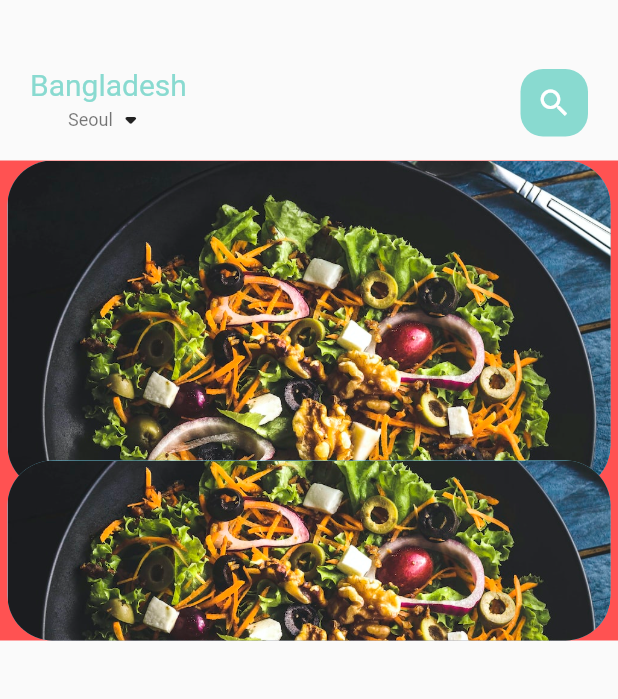
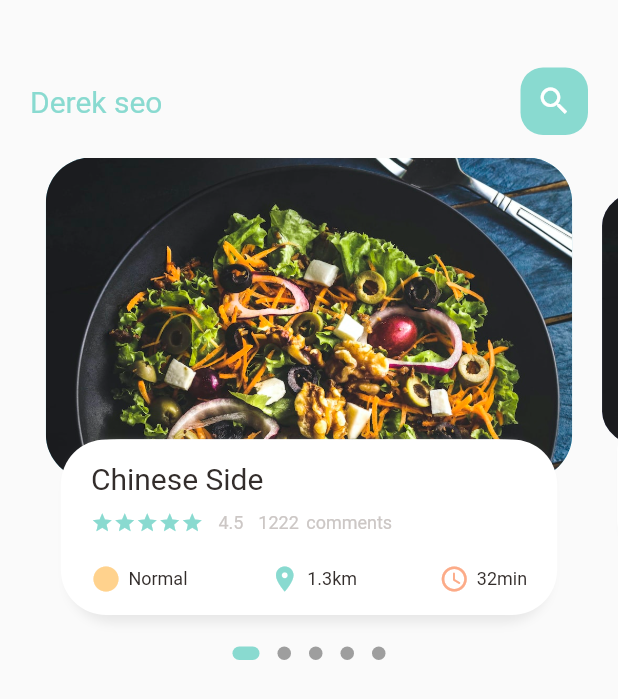
Before and after one commit to load28/flutter-study, a Flutter app: the screen it shows after launch, on a phone screen of 412 x 824 dp. Shown: the top 699 px of the screen. Run offline on Flutter 3.47's test engine with Material 2 defaults, Android fonts, the phone set to English and light mode, and no system bars; drawn by our look-alikes of dots_indicator; our stand-ins replace get.

Commit message:
add slice

```diff
--- a/lib/home/main_page.dart
+++ b/lib/home/main_page.dart
@@ -29,13 +29,7 @@ class MyHomeState extends State<MainPage> {
                 children: [
                   Column(
                     children: [
-                            BigText(text: "Bangladesh", color: AppColors.mainColor),
-                            Row(
-                              children: [
-                                SmallText(text: "Seoul", color: Colors.black54),
-                                Icon(Icons.arrow_drop_down_rounded)
-                              ],
-                            )
+                      BigText(text: "Derek seo", color: AppColors.mainColor),
                     ],
                   ),
                   Center(
--- a/lib/home/main_page_body.dart
+++ b/lib/home/main_page_body.dart
@@ -1,4 +1,11 @@
+import 'package:dots_indicator/dots_indicator.dart';
 import 'package:flutter/material.dart';
+import 'package:my_app/utils/app_colors.dart';
+import 'package:my_app/utils/dimensions.dart';
+import 'package:my_app/widgets/small_text.dart';
+
+import '../widgets/big_text.dart';
+import '../widgets/icon_and_text_widget.dart';
 
 class MainPageBody extends StatefulWidget {
   const MainPageBody({Key? key}) : super(key: key);
@@ -8,25 +15,81 @@ class MainPageBody extends StatefulWidget {
 }
 
 class MainPageBodyState extends State<MainPageBody> {
+  PageController _pageController = PageController(viewportFraction: 0.9);
+  var _currentPageValue = 0.0;
+  double _scaleFactor = 0.8;
+  double _height = Dimensions.pageViewContainer;
+  @override
+  void initState() {
+    super.initState();
+    _pageController.addListener(() {
+      setState(() {
+        _currentPageValue = _pageController.page!;
+      });
+    });
+  }
+
+  @override
+  void dispose() {
+    _pageController.dispose();
+    super.dispose();
+  }
+
   @override
   Widget build(BuildContext context) {
-    return Container(
-      color: Colors.redAccent,
+    return Column(
+      children: [
+        Container(
           height: 320,
           child: PageView.builder(
+              controller: _pageController,
               itemCount: 5,
               itemBuilder: (context, position){
             return _buildPageItem(position);
           }),
+        ),
+        new DotsIndicator(
+          dotsCount: 5,
+          position: _currentPageValue,
+          decorator: DotsDecorator(
+            size: const Size.square(9.0),
+            activeSize: const Size(18.0, 9.0),
+            activeShape: RoundedRectangleBorder(borderRadius: BorderRadius.circular(5.0)),
+            activeColor: AppColors.mainColor,
+          ),
+        )
+      ],
     );
   }
 
   Widget _buildPageItem(int index) {
-    return Stack(
+    Matrix4 matrix = Matrix4.identity();
+    if(index == _currentPageValue.floor()) {
+      var currScale = 1 - (_currentPageValue - index)*(1-_scaleFactor);
+      var currTranslation = _height * (1- currScale)/2;
+      matrix = Matrix4.diagonal3Values(1, currScale, 1)..setTranslationRaw(0, currTranslation, 0);
+    } else if(index == _currentPageValue.floor() + 1) {
+      var currScale = _scaleFactor + (_currentPageValue - index + 1)*(1-_scaleFactor);
+      var currTranslation = _height * (1- currScale)/2;
+      matrix = Matrix4.diagonal3Values(1, currScale, 1);
+      matrix = Matrix4.diagonal3Values(1, currScale, 1)..setTranslationRaw(0, currTranslation, 0);
+    } else if(index == _currentPageValue.floor() - 1) {
+      var currScale = 1 - (_currentPageValue - index)*(1-_scaleFactor);
+      var currTranslation = _height * (1- currScale)/2;
+      matrix = Matrix4.diagonal3Values(1, currScale, 1);
+      matrix = Matrix4.diagonal3Values(1, currScale, 1)..setTranslationRaw(0, currTranslation, 0);
+    } else {
+      var currScale = _scaleFactor;
+      matrix = Matrix4.diagonal3Values(1, currScale, 1)..setTranslationRaw(0, _height * (1- currScale)/2, 1);
+    }
+
+    return Transform(
+      transform: matrix,
+      child: Stack(
         children: [
           Container(
-          height: 220,
-          margin: EdgeInsets.only(left: 5, right: 5),
+            height: Dimensions.pageViewContainer,
+            margin: EdgeInsets.only(left: 10, right: 10),
             decoration: BoxDecoration(
                 borderRadius: BorderRadius.circular(30),
                 color: index.isEven ? Color(0xFF69c5df): Color(0xFF9294cc),
@@ -39,19 +102,75 @@ class MainPageBodyState extends State<MainPageBody> {
           Align(
             alignment: Alignment.bottomCenter,
             child: Container(
-            height: 120,
-            margin: EdgeInsets.only(left: 5, right: 5),
+              height: Dimensions.pageViewTextContainer,
+              margin: EdgeInsets.only(left: 25, right: 25, bottom: 15),
               decoration: BoxDecoration(
                 borderRadius: BorderRadius.circular(30),
-                color: index.isEven ? Color(0xFF69c5df): Color(0xFF9294cc),
-                image: DecorationImage(
-                  fit: BoxFit.cover,
-                  image: AssetImage("assets/images/food_1.jpg"),
+                color: Colors.white,
+                boxShadow: [
+                  BoxShadow(
+                    color: Color(0xFFe8e8e8),
+                    blurRadius: 5.0,
+                    offset: Offset(0, 5),
+                  ),
+                  BoxShadow(
+                    color: Colors.white,
+                    offset: Offset(-5, 0),
+                  ),
+                  BoxShadow(
+                    color: Colors.white,
+                    offset: Offset(5, 0),
                   )
+                ]
               ),
+              child: Container(
+                padding: EdgeInsets.only(top: 15, left: 15, right: 15),
+                child: Column(
+                  crossAxisAlignment: CrossAxisAlignment.start,
+                  children: [
+                    BigText(text: "Chinese Side"),
+                    SizedBox(height: 10,),
+                    Row(
+                        children: [
+                          Wrap(
+                            children: List.generate(5, (index) {return Icon(Icons.star, color: AppColors.mainColor, size: 15);}),
+                          ),
+                          SizedBox(width: 10,),
+                          SmallText(text: "4.5"),
+                          SizedBox(width: 10,),
+                          SmallText(text: "1222"),
+                          SizedBox(width: 5,),
+                          SmallText(text: "comments"),
+                        ]
+                    ),
+                    SizedBox(height: 20,),
+                    Row(
+                      mainAxisAlignment: MainAxisAlignment.spaceBetween,
+                      children: [
+                        IconAndTextWidget(
+                          text: "Normal",
+                          icon: Icons.circle_sharp,
+                          iconColor: AppColors.iconColor1,
+                        ),
+                        IconAndTextWidget(
+                          text: "1.3km",
+                          icon: Icons.location_on,
+                          iconColor: AppColors.mainColor,
+                        ),
+                        IconAndTextWidget(
+                          text: "32min",
+                          icon: Icons.access_time_rounded,
+                          iconColor: AppColors.iconColor2,
+                        ),
+                      ],
+                    ),
+                  ],
+                )
+              )
             ),
           )
         ],
+      ),
     );
   }
 }
--- a/lib/main.dart
+++ b/lib/main.dart
@@ -1,4 +1,5 @@
 import 'package:flutter/material.dart';
+import 'package:get/get.dart';
 import 'home/main_page.dart';
 
 void main() {
@@ -10,9 +11,9 @@ class MyApp extends StatelessWidget {
 
   @override
   Widget build(BuildContext context) {
-    return MaterialApp(
+    return GetMaterialApp(
       debugShowCheckedModeBanner: false,
-      title: 'Flutter Deomo',
+      title: 'Flutter Demo',
       theme: ThemeData(
         primarySwatch: Colors.blue,
       ),
--- /dev/null
+++ b/lib/utils/dimensions.dart
@@ -0,0 +1,9 @@
+import 'package:get/get.dart';
+
+class Dimensions {
+  static double screenHeight = Get.context!.height;
+  static double screenWidth = Get.context!.width;
+
+  static double pageViewContainer = screenHeight/3.84;
+  static double pageViewTextContainer = screenHeight/7.04;
+}
--- /dev/null
+++ b/lib/widgets/icon_and_text_widget.dart
@@ -0,0 +1,37 @@
+import 'package:flutter/cupertino.dart';
+
+class IconAndTextWidget extends StatelessWidget {
+  final IconData icon;
+  final String text;
+  final Color color;
+  final Color iconColor;
+
+  const IconAndTextWidget({Key? key,
+    required this.icon,
+    required this.text,
+    required this.iconColor,
+    this.color = const Color(0xFF332d2b),
+  }) : super(key: key);
+
+  @override
+  Widget build(BuildContext context) {
+    return Row(
+      children: [
+        Icon(
+          icon,
+          color: iconColor,
+          size: 20,
+        ),
+        SizedBox(width: 5),
+        Text(
+          text,
+          style: TextStyle(
+            color: color,
+            fontSize: 12,
+            fontWeight: FontWeight.w400,
+          ),
+        )
+      ],
+    );
+  }
+}
--- a/pubspec.yaml
+++ b/pubspec.yaml
@@ -30,6 +30,9 @@ environment:
 dependencies:
   flutter:
     sdk: flutter
+
+  dots_indicator: ^2.1.0
+  get: ^4.3.8
 
 
   # The following adds the Cupertino Icons font to your application.
```
Also changed, not shown: pubspec.lock. Lines whose indentation alone changed are shown as unchanged.
